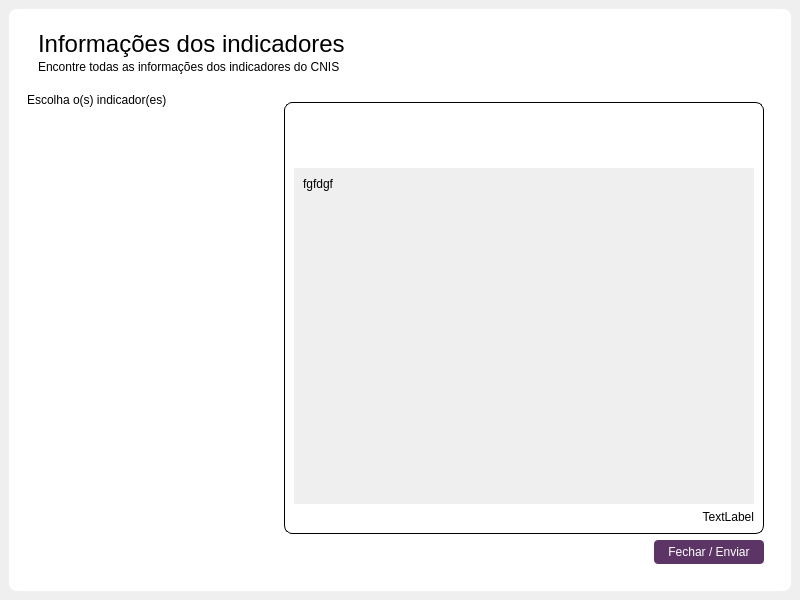
Qt form Design/UI/pgInfoIndicadores.ui (newprev/PrevCliente) before a commit.
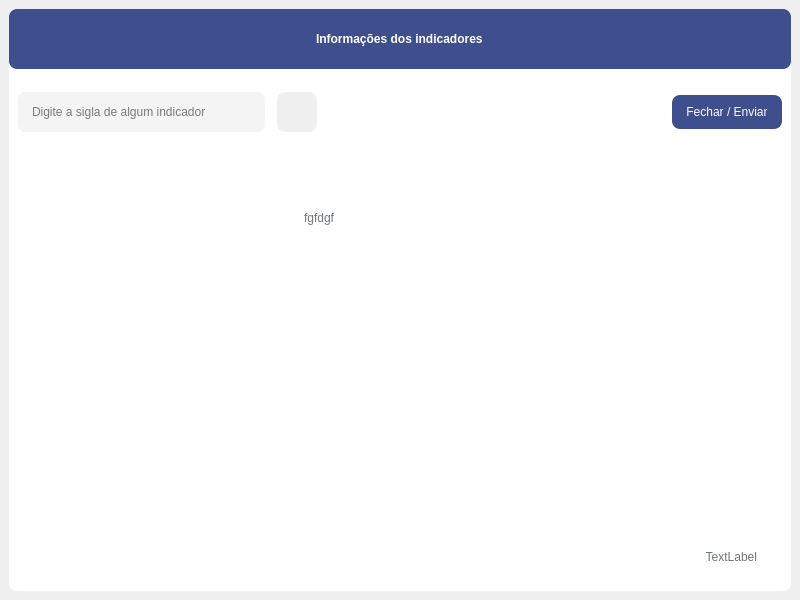
The same form after that commit. Icons and pictures are not drawn.

The edit to the form file:
```diff
--- a/Design/UI/pgInfoIndicadores.ui
+++ b/Design/UI/pgInfoIndicadores.ui
@@ -22,61 +22,95 @@
 
 #frDescricao {
 	border-radius: 8px;
-	border: 1px solid black;
+	border: 0px solid none;
+}
+
+#frCabecalho {
+	background-color: #3F4E8C;
+	border: 0px solid none;
+	border-radius: 8px;
+}
+
+#frBusca {
+	background-color: rgb(244, 244, 244);
+	border-radius: 8px;
 }
 
 /* ----------------------------------------------- Label ----------------------------------------------- */
-#lbTitulo, #lbSigla {
-	font-family: &quot;TeX Gyre Adventor&quot;;
-	font-size: 24px;
+#lbTitulo {
+	font: 16pt &quot;Avenir LT Std&quot;;
+	color: white;
+
+	font-weight: 750;
 }
 
-#lbSubtitulo, #lbSiglaCbx, #lbFonte {
-	font-family: &quot;TeX Gyre Adventor&quot;;
-	font-size: 12px;
-	
-	background-color: transparent;
+#lbSigla {
+	font: 24pt &quot;Avenir LT Std&quot;;
+	color: #6F757B;
 }
 
- #lbDesc {
-	font-family: &quot;TeX Gyre Adventor&quot;;
-	font-size: 14px;
-	
+#lbSubtitulo, #lbSiglaCbx, 
+#lbFonte, #lbDescricao {
+	font: 12pt &quot;Avenir LT Std&quot;;
+	color: #6F757B;
+
+	background-color: white;
+}
+
+ #lbDesc {	
+	font: 14pt &quot;Avenir LT Std&quot;;
 	background-color: transparent;
 }
 
 #lbResumo {
-	font-family: &quot;TeX Gyre Adventor&quot;;
-	font: bold 14px;
+	font: 12pt &quot;Avenir LT Std&quot;;
+	font-weight: 750;
 	
-	background-color: transparent;
+	background-color: white;
 }
 
 /* ----------------------------------------------- ScrollArea ----------------------------------------------- */
-
-#scaIndicadores {
+#scaIndicadores, #scaDescricao, 
+#scrollAreaWidgetContents {
 	background-color: white;
 }
 
+/* ----------------------------------------------- Line Edit ----------------------------------------------- */
+#leBusca {
+	border: 0px solid gray;
+    border-radius: 0px;
+    padding: 0 8px;
+    background: rgb(244, 244, 244);
+    selection-background-color: darkgray;
+}
+
 /* --------------------------------------------- Push Button --------------------------------------------- */
 
 #pbEnviar {
-	font-family: &quot;TeX Gyre Adventor&quot;;
-	font-size: 12px;
+	font: 12pt &quot;Avenir LT Std&quot;;
 	color: white;
 
-	border-radius: 4px;
-/*	background-color: rgb(52, 73, 94);*/
-	background-color: rgb(92, 53, 102);
+	border-radius: 8px;
+	padding: 10px;
+	background-color: #3F4E8C;
 }
 
-#pbEnviar:hover {
-	font-family: &quot;TeX Gyre Adventor&quot;;
-	font-size: 12px;
-	color: white;
+#pbFiltro {
+	background-image: url(:/filtro/filtros.png);
+	background-position: center;
+	background-repeat: no-repeat;
 
-	border-radius: 4px;
-	background-color: rgb(72, 93, 114);
+	background-color: rgb(239, 239, 239);
+	border-radius: 8px;
+}
+
+#pbBusca {
+	background-image: url(:/filtro/busca.png);
+	background-position: center;
+	background-repeat: no-repeat;
+
+	background-color: rgb(244, 244, 244);
+	border-radius: 8px;
 }</string>
   </property>
   <widget class="QWidget" name="wdgMain">
@@ -89,8 +123,23 @@
       <property name="frameShadow">
        <enum>QFrame::Raised</enum>
       </property>
-      <layout class="QVBoxLayout" name="verticalLayout_2">
-       <item>
+      <layout class="QGridLayout" name="gridLayout">
+       <property name="leftMargin">
+        <number>0</number>
+       </property>
+       <property name="topMargin">
+        <number>0</number>
+       </property>
+       <property name="rightMargin">
+        <number>0</number>
+       </property>
+       <property name="bottomMargin">
+        <number>0</number>
+       </property>
+       <property name="verticalSpacing">
+        <number>14</number>
+       </property>
+       <item row="0" column="0">
         <widget class="QFrame" name="frCabecalho">
          <property name="minimumSize">
           <size>
@@ -110,35 +159,18 @@
          <property name="frameShadow">
           <enum>QFrame::Raised</enum>
          </property>
-         <widget class="QLabel" name="lbTitulo">
-          <property name="geometry">
-           <rect>
-            <x>20</x>
-            <y>10</y>
-            <width>371</width>
-            <height>31</height>
-           </rect>
-          </property>
-          <property name="text">
-           <string>Informações dos indicadores</string>
-          </property>
-         </widget>
-         <widget class="QLabel" name="lbSubtitulo">
-          <property name="geometry">
-           <rect>
-            <x>20</x>
-            <y>40</y>
-            <width>431</width>
-            <height>17</height>
-           </rect>
-          </property>
-          <property name="text">
-           <string>Encontre todas as informações dos indicadores do CNIS</string>
-          </property>
-         </widget>
+         <layout class="QGridLayout" name="gridLayout_2">
+          <item row="0" column="0" alignment="Qt::AlignHCenter">
+           <widget class="QLabel" name="lbTitulo">
+            <property name="text">
+             <string>Informações dos indicadores</string>
+            </property>
+           </widget>
+          </item>
+         </layout>
         </widget>
        </item>
-       <item>
+       <item row="1" column="0">
         <widget class="QFrame" name="frConteudo">
          <property name="enabled">
           <bool>true</bool>
@@ -149,8 +181,82 @@
          <property name="frameShadow">
           <enum>QFrame::Raised</enum>
          </property>
-         <layout class="QHBoxLayout" name="horizontalLayout">
-          <item>
+         <layout class="QGridLayout" name="gridLayout_3">
+          <property name="spacing">
+           <number>12</number>
+          </property>
+          <item row="0" column="0" colspan="2">
+           <widget class="QFrame" name="frBusca">
+            <property name="minimumSize">
+             <size>
+              <width>0</width>
+              <height>40</height>
+             </size>
+            </property>
+            <property name="sizeIncrement">
+             <size>
+              <width>0</width>
+              <height>0</height>
+             </size>
+            </property>
+            <property name="frameShape">
+             <enum>QFrame::NoFrame</enum>
+            </property>
+            <property name="frameShadow">
+             <enum>QFrame::Raised</enum>
+            </property>
+            <layout class="QHBoxLayout" name="horizontalLayout">
+             <property name="spacing">
+              <number>0</number>
+             </property>
+             <property name="leftMargin">
+              <number>4</number>
+             </property>
+             <property name="topMargin">
+              <number>0</number>
+             </property>
+             <property name="rightMargin">
+              <number>0</number>
+             </property>
+             <property name="bottomMargin">
+              <number>0</number>
+             </property>
+             <item>
+              <widget class="QLineEdit" name="leBusca">
+               <property name="sizePolicy">
+                <sizepolicy hsizetype="Expanding" vsizetype="Preferred">
+                 <horstretch>0</horstretch>
+                 <verstretch>0</verstretch>
+                </sizepolicy>
+               </property>
+               <property name="maxLength">
+                <number>15</number>
+               </property>
+               <property name="placeholderText">
+                <string>Digite a sigla de algum indicador</string>
+               </property>
+               <property name="clearButtonEnabled">
+                <bool>false</bool>
+               </property>
+              </widget>
+             </item>
+             <item>
+              <widget class="QPushButton" name="pbBusca">
+               <property name="sizePolicy">
+                <sizepolicy hsizetype="Minimum" vsizetype="Preferred">
+                 <horstretch>0</horstretch>
+                 <verstretch>0</verstretch>
+                </sizepolicy>
+               </property>
+               <property name="text">
+                <string/>
+               </property>
+              </widget>
+             </item>
+            </layout>
+           </widget>
+          </item>
+          <item row="1" column="0">
            <widget class="QFrame" name="frame">
             <property name="maximumSize">
              <size>
@@ -180,13 +286,6 @@
              <property name="bottomMargin">
               <number>0</number>
              </property>
-             <item>
-              <widget class="QLabel" name="lbSiglaCbx">
-               <property name="text">
-                <string>Escolha o(s) indicador(es)</string>
-               </property>
-              </widget>
-             </item>
              <item>
               <widget class="QScrollArea" name="scrollArea">
                <property name="frameShape">
@@ -203,8 +302,8 @@
                  <rect>
                   <x>0</x>
                   <y>0</y>
-                  <width>242</width>
-                  <height>464</height>
+                  <width>215</width>
+                  <height>438</height>
                  </rect>
                 </property>
                </widget>
@@ -213,7 +312,7 @@
             </layout>
            </widget>
           </item>
-          <item>
+          <item row="1" column="3">
            <widget class="QFrame" name="frame_2">
             <property name="frameShape">
              <enum>QFrame::NoFrame</enum>
@@ -321,8 +420,8 @@
                        <rect>
                         <x>0</x>
                         <y>0</y>
-                        <width>460</width>
-                        <height>347</height>
+                        <width>462</width>
+                        <height>309</height>
                        </rect>
                       </property>
                       <layout class="QVBoxLayout" name="verticalLayout_7">
@@ -383,25 +482,84 @@
                   </layout>
                  </widget>
                 </item>
-                <item alignment="Qt::AlignRight">
-                 <widget class="QPushButton" name="pbEnviar">
-                  <property name="minimumSize">
-                   <size>
-                    <width>110</width>
-                    <height>24</height>
-                   </size>
-                  </property>
-                  <property name="text">
-                   <string>Fechar / Enviar</string>
-                  </property>
-                 </widget>
-                </item>
                </layout>
               </widget>
              </item>
             </layout>
            </widget>
           </item>
+          <item row="0" column="3">
+           <widget class="QFrame" name="frame_5">
+            <property name="frameShape">
+             <enum>QFrame::NoFrame</enum>
+            </property>
+            <property name="frameShadow">
+             <enum>QFrame::Raised</enum>
+            </property>
+            <layout class="QHBoxLayout" name="horizontalLayout_2">
+             <property name="spacing">
+              <number>0</number>
+             </property>
+             <property name="leftMargin">
+              <number>0</number>
+             </property>
+             <property name="topMargin">
+              <number>0</number>
+             </property>
+             <property name="rightMargin">
+              <number>0</number>
+             </property>
+             <property name="bottomMargin">
+              <number>0</number>
+             </property>
+             <item>
+              <widget class="QPushButton" name="pbFiltro">
+               <property name="minimumSize">
+                <size>
+                 <width>40</width>
+                 <height>40</height>
+                </size>
+               </property>
+               <property name="maximumSize">
+                <size>
+                 <width>40</width>
+                 <height>40</height>
+                </size>
+               </property>
+               <property name="text">
+                <string/>
+               </property>
+              </widget>
+             </item>
+             <item>
+              <spacer name="horizontalSpacer">
+               <property name="orientation">
+                <enum>Qt::Horizontal</enum>
+               </property>
+               <property name="sizeHint" stdset="0">
+                <size>
+                 <width>355</width>
+                 <height>20</height>
+                </size>
+               </property>
+              </spacer>
+             </item>
+             <item>
+              <widget class="QPushButton" name="pbEnviar">
+               <property name="minimumSize">
+                <size>
+                 <width>110</width>
+                 <height>24</height>
+                </size>
+               </property>
+               <property name="text">
+                <string>Fechar / Enviar</string>
+               </property>
+              </widget>
+             </item>
+            </layout>
+           </widget>
+          </item>
          </layout>
         </widget>
        </item>
```
Left out of the diff: 6 changed lines with no effect on the pictures.
